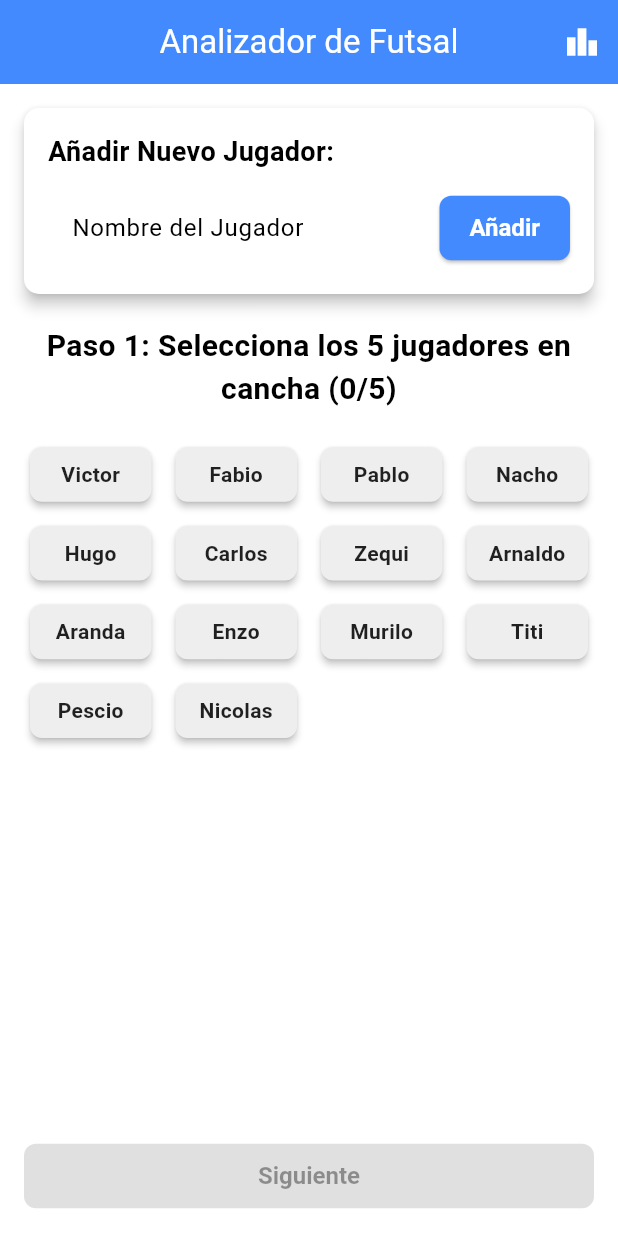
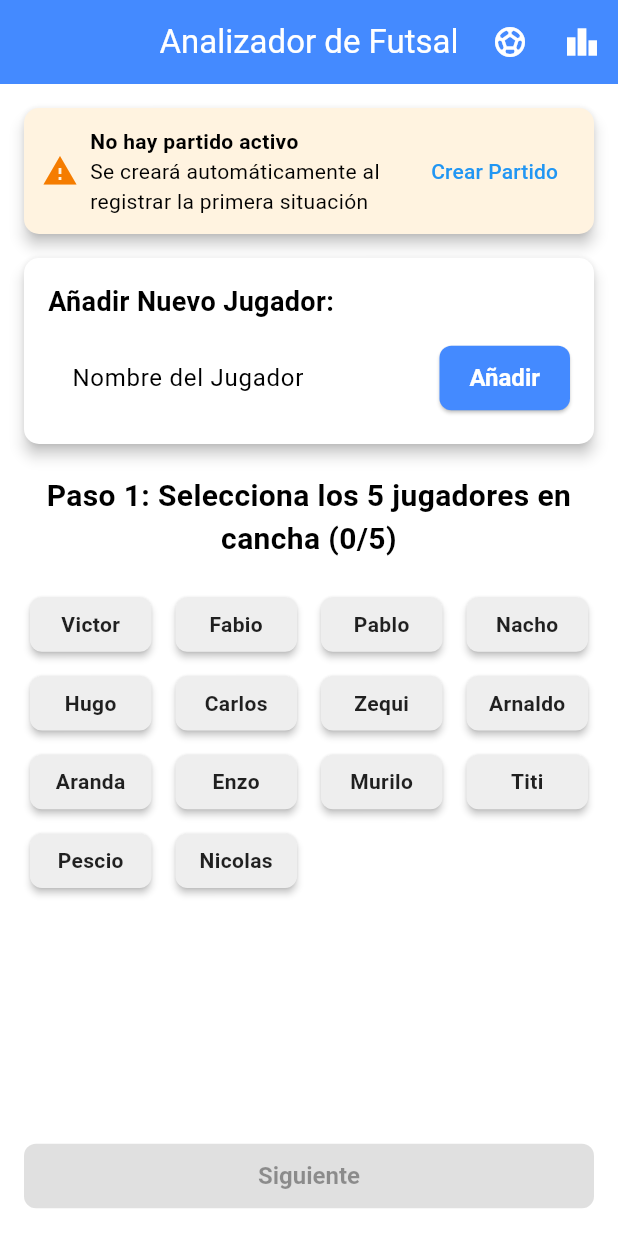
Before and after one commit to CrisMonteiro23/add_saving_myApp_Futsal, a Flutter app: the screen it shows after launch, on a phone screen of 412 x 824 dp. Run offline on Flutter 3.47's test engine with Material 3 defaults, Android fonts, the phone set to English and light mode, and no system bars; our stand-ins replace fl_chart, shared_preferences.

Commit message:
Update home_screen.dart

```diff
--- a/lib/screens/home_screen.dart
+++ b/lib/screens/home_screen.dart
@@ -3,7 +3,8 @@ import 'package:flutter/material.dart';
 import 'package:provider/provider.dart';
 import 'package:mi_app_futsal/data/app_data.dart';
 import 'package:mi_app_futsal/models/jugador.dart';
-import 'package:mi_app_futsal/screens/estadisticas_screen.dart'; // Para navegar a estadísticas
+import 'package:mi_app_futsal/screens/estadisticas_screen.dart';
+import 'package:mi_app_futsal/screens/partidos_screen.dart'; // ✅ NUEVO import
 
 class HomeScreen extends StatefulWidget {
   const HomeScreen({super.key});
@@ -13,19 +14,17 @@ class HomeScreen extends StatefulWidget {
 }
 
 enum AppStep {
-  selectPlayers, // Paso 1: Seleccionar jugadores en cancha
-  selectType, // Paso 2: Seleccionar si es a favor o en contra
-  selectSituation, // Paso 3: Seleccionar el tipo de situación
+  selectPlayers,
+  selectType,
+  selectSituation,
 }
 
 class _HomeScreenState extends State<HomeScreen> {
-  // Lista de jugadores seleccionados para estar en cancha
   final List<Jugador> _selectedPlayers = [];
-  AppStep _currentStep = AppStep.selectPlayers; // Paso actual de la aplicación
-  bool? _esAFavor; // True si es a favor, false si es en contra, null si no seleccionado
-  String? _selectedTipoLlegada; // El tipo de llegada seleccionado
+  AppStep _currentStep = AppStep.selectPlayers;
+  bool? _esAFavor;
+  String? _selectedTipoLlegada;
 
-  // Opciones de tipos de llegada
   final List<String> _tiposLlegada = [
     'Ataque Posicional',
     'INC Portero',
@@ -37,13 +36,11 @@ class _HomeScreenState extends State<HomeScreen> {
     'Dobles-Penales',
   ];
 
-  // Controlador para añadir nuevos jugadores
   final TextEditingController _newPlayerController = TextEditingController();
 
   @override
   void initState() {
     super.initState();
-    // Cargar datos guardados al iniciar
     WidgetsBinding.instance.addPostFrameCallback((_) {
       Provider.of<AppData>(context, listen: false).loadFromStorage();
     });
@@ -55,7 +52,6 @@ class _HomeScreenState extends State<HomeScreen> {
     super.dispose();
   }
 
-  // Función para manejar la selección/deselección de jugadores
   void _togglePlayerSelection(Jugador jugador) {
     setState(() {
       if (_selectedPlayers.contains(jugador)) {
@@ -72,7 +68,6 @@ class _HomeScreenState extends State<HomeScreen> {
     });
   }
 
-  // Función para reiniciar el estado del formulario
   void _resetForm() {
     setState(() {
       _selectedPlayers.clear();
@@ -82,7 +77,6 @@ class _HomeScreenState extends State<HomeScreen> {
     });
   }
 
-  // Función para añadir una situación y reiniciar
   void _addSituationAndReset() {
     if (_esAFavor == null || _selectedTipoLlegada == null || _selectedPlayers.length != 5) {
       ScaffoldMessenger.of(context).showSnackBar(
@@ -91,26 +85,97 @@ class _HomeScreenState extends State<HomeScreen> {
       return;
     }
 
-    Provider.of<AppData>(context, listen: false).addSituacion(
-      _esAFavor!,
-      _selectedTipoLlegada!,
-      _selectedPlayers,
-    );
+    final appData = Provider.of<AppData>(context, listen: false);
+
+    // ✅ NUEVO: Si no hay partido actual, pedir crear uno
+    if (appData.partidoActual == null) {
+      _showCrearPartidoRapidoDialog();
+      return;
+    }
+
+    appData.addSituacion(_esAFavor!, _selectedTipoLlegada!, _selectedPlayers);
 
     ScaffoldMessenger.of(context).showSnackBar(
       const SnackBar(content: Text('Situación registrada con éxito.')),
     );
 
-    _resetForm(); // Reinicia el formulario inmediatamente
+    _resetForm();
+  }
+
+  // ✅ NUEVO: Diálogo para crear partido rápido
+  void _showCrearPartidoRapidoDialog() {
+    showDialog(
+      context: context,
+      builder: (context) => AlertDialog(
+        title: const Text('No hay partido activo'),
+        content: const Text(
+          'Necesitas crear un partido para registrar situaciones.\n¿Quieres crear uno ahora?',
+        ),
+        actions: [
+          TextButton(
+            onPressed: () => Navigator.pop(context),
+            child: const Text('Cancelar'),
+          ),
+          ElevatedButton(
+            onPressed: () {
+              Navigator.pop(context);
+              // Crear partido con nombres por defecto
+              final appData = Provider.of<AppData>(context, listen: false);
+              appData.crearNuevoPartido('Mi Equipo', 'Rival');
+
+              // Registrar la situación después de crear el partido
+              appData.addSituacion(_esAFavor!, _selectedTipoLlegada!, _selectedPlayers);
+
+              ScaffoldMessenger.of(context).showSnackBar(
+                const SnackBar(
+                  content: Text('Partido creado y situación registrada'),
+                  backgroundColor: Colors.green,
+                ),
+              );
+
+              _resetForm();
+            },
+            child: const Text('Crear Partido'),
+          ),
+        ],
+      ),
+    );
   }
 
   @override
   Widget build(BuildContext context) {
-    // Consumer para acceder a la lista de jugadores disponibles
     return Scaffold(
       appBar: AppBar(
-        title: const Text('Analizador de Futsal'),
+        title: Consumer<AppData>(
+          builder: (context, appData, child) {
+            final partidoActual = appData.partidoActual;
+            if (partidoActual != null) {
+              return Column(
+                mainAxisSize: MainAxisSize.min,
+                children: [
+                  const Text('Analizador de Futsal'),
+                  Text(
+                    '${partidoActual.equipoLocalNombre} vs ${partidoActual.equipoVisitanteNombre}',
+                    style: const TextStyle(fontSize: 12),
+                  ),
+                ],
+              );
+            }
+            return const Text('Analizador de Futsal');
+          },
+        ),
         actions: [
+          // ✅ NUEVO: Botón para gestionar partidos
+          IconButton(
+            icon: const Icon(Icons.sports_soccer),
+            tooltip: 'Gestionar Partidos',
+            onPressed: () {
+              Navigator.push(
+                context,
+                MaterialPageRoute(builder: (context) => const PartidosScreen()),
+              );
+            },
+          ),
           IconButton(
             icon: const Icon(Icons.leaderboard),
             tooltip: 'Ver Estadísticas',
@@ -130,6 +195,71 @@ class _HomeScreenState extends State<HomeScreen> {
             child: Column(
               crossAxisAlignment: CrossAxisAlignment.stretch,
               children: <Widget>[
+                // ✅ NUEVO: Información del partido actual
+                if (appData.partidoActual != null)
+                  Card(
+                    margin: const EdgeInsets.only(bottom: 16),
+                    color: Colors.green.shade50,
+                    child: Padding(
+                      padding: const EdgeInsets.all(12.0),
+                      child: Row(
+                        children: [
+                          Icon(Icons.sports_soccer, color: Colors.green.shade700),
+                          const SizedBox(width: 8),
+                          Expanded(
+                            child: Column(
+                              crossAxisAlignment: CrossAxisAlignment.start,
+                              children: [
+                                Text(
+                                  'Partido Actual: ${appData.partidoActual!.equipoLocalNombre} vs ${appData.partidoActual!.equipoVisitanteNombre}',
+                                  style: const TextStyle(fontWeight: FontWeight.bold),
+                                ),
+                                Text('Situaciones registradas: ${appData.situacionesRegistradas.length}'),
+                              ],
+                            ),
+                          ),
+                        ],
+                      ),
+                    ),
+                  ),
+
+                // ✅ NUEVO: Warning si no hay partido
+                if (appData.partidoActual == null)
+                  Card(
+                    margin: const EdgeInsets.only(bottom: 16),
+                    color: Colors.orange.shade50,
+                    child: Padding(
+                      padding: const EdgeInsets.all(12.0),
+                      child: Row(
+                        children: [
+                          Icon(Icons.warning, color: Colors.orange.shade700),
+                          const SizedBox(width: 8),
+                          Expanded(
+                            child: Column(
+                              crossAxisAlignment: CrossAxisAlignment.start,
+                              children: [
+                                const Text(
+                                  'No hay partido activo',
+                                  style: TextStyle(fontWeight: FontWeight.bold),
+                                ),
+                                const Text('Se creará automáticamente al registrar la primera situación'),
+                              ],
+                            ),
+                          ),
+                          TextButton(
+                            onPressed: () {
+                              Navigator.push(
+                                context,
+                                MaterialPageRoute(builder: (context) => const PartidosScreen()),
+                              );
+                            },
+                            child: const Text('Crear Partido'),
+                          ),
+                        ],
+                      ),
+                    ),
+                  ),
+
                 // Sección para añadir nuevos jugadores
                 Card(
                   margin: const EdgeInsets.only(bottom: 20),
@@ -182,6 +312,7 @@ class _HomeScreenState extends State<HomeScreen> {
                     ),
                   ),
                 ),
+
                 // Título de la sección actual
                 Text(
                   _currentStep == AppStep.selectPlayers
@@ -215,14 +346,13 @@ class _HomeScreenState extends State<HomeScreen> {
     );
   }
 
-  // Widget para la selección de jugadores
   Widget _buildPlayerSelectionGrid(List<Jugador> jugadores) {
     return GridView.builder(
       gridDelegate: const SliverGridDelegateWithFixedCrossAxisCount(
-        crossAxisCount: 4, // Aumentado a 4 columnas para hacer los iconos más chicos
-        crossAxisSpacing: 8, // Espacio reducido
-        mainAxisSpacing: 8, // Espacio reducido
-        childAspectRatio: 2.0, // Reducido para hacer las tarjetas más compactas
+        crossAxisCount: 4,
+        crossAxisSpacing: 8,
+        mainAxisSpacing: 8,
+        childAspectRatio: 2.0,
       ),
       itemCount: jugadores.length,
       itemBuilder: (context, index) {
@@ -234,7 +364,7 @@ class _HomeScreenState extends State<HomeScreen> {
             color: isSelected ? Colors.blueAccent.shade100 : Colors.grey.shade200,
             elevation: isSelected ? 8 : 2,
             shape: RoundedRectangleBorder(
-              borderRadius: BorderRadius.circular(8), // Bordes ligeramente más pequeños
+              borderRadius: BorderRadius.circular(8),
               side: BorderSide(
                 color: isSelected ? Colors.blueAccent : Colors.transparent,
                 width: 2,
@@ -245,7 +375,7 @@ class _HomeScreenState extends State<HomeScreen> {
                 jugador.nombre,
                 textAlign: TextAlign.center,
                 style: TextStyle(
-                  fontSize: 14, // Tamaño de fuente reducido
+                  fontSize: 14,
                   fontWeight: FontWeight.bold,
                   color: isSelected ? Colors.blueAccent.shade700 : Colors.black87,
                 ),
@@ -257,7 +387,6 @@ class _HomeScreenState extends State<HomeScreen> {
     );
   }
 
-  // Widget para la selección de tipo (favor/contra)
   Widget _buildTypeSelectionButtons() {
     return Column(
       mainAxisAlignment: MainAxisAlignment.center,
@@ -266,7 +395,7 @@ class _HomeScreenState extends State<HomeScreen> {
           onPressed: () {
             setState(() {
               _esAFavor = true;
-              _currentStep = AppStep.selectSituation; // Avanza al siguiente paso
+              _currentStep = AppStep.selectSituation;
             });
           },
           style: ElevatedButton.styleFrom(
@@ -281,7 +410,7 @@ class _HomeScreenState extends State<HomeScreen> {
           onPressed: () {
             setState(() {
               _esAFavor = false;
-              _currentStep = AppStep.selectSituation; // Avanza al siguiente paso
+              _currentStep = AppStep.selectSituation;
             });
           },
           style: ElevatedButton.styleFrom(
@@ -295,7 +424,6 @@ class _HomeScreenState extends State<HomeScreen> {
     );
   }
 
-  // Widget para la selección del tipo de situación
   Widget _buildSituationTypeSelection() {
     return ListView.builder(
       itemCount: _tiposLlegada.length,
@@ -328,7 +456,6 @@ class _HomeScreenState extends State<HomeScreen> {
     );
   }
 
-  // Widget para los botones de acción (Siguiente / Registrar)
   Widget _buildActionButtons() {
     if (_currentStep == AppStep.selectPlayers) {
       return ElevatedButton(
```
